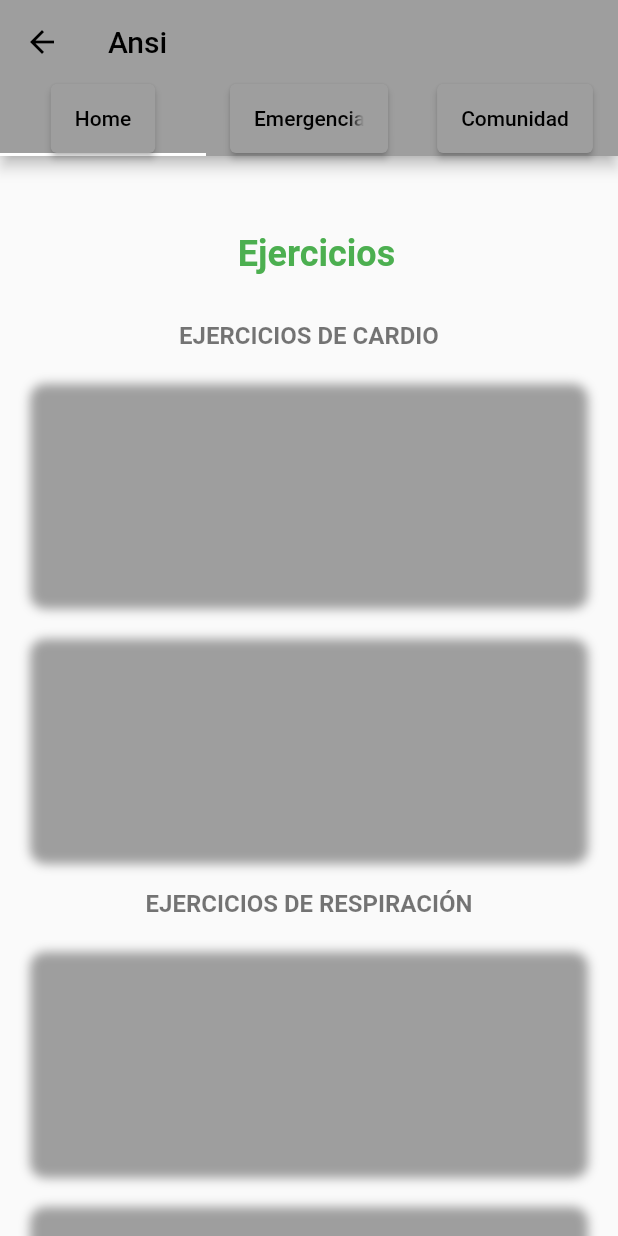
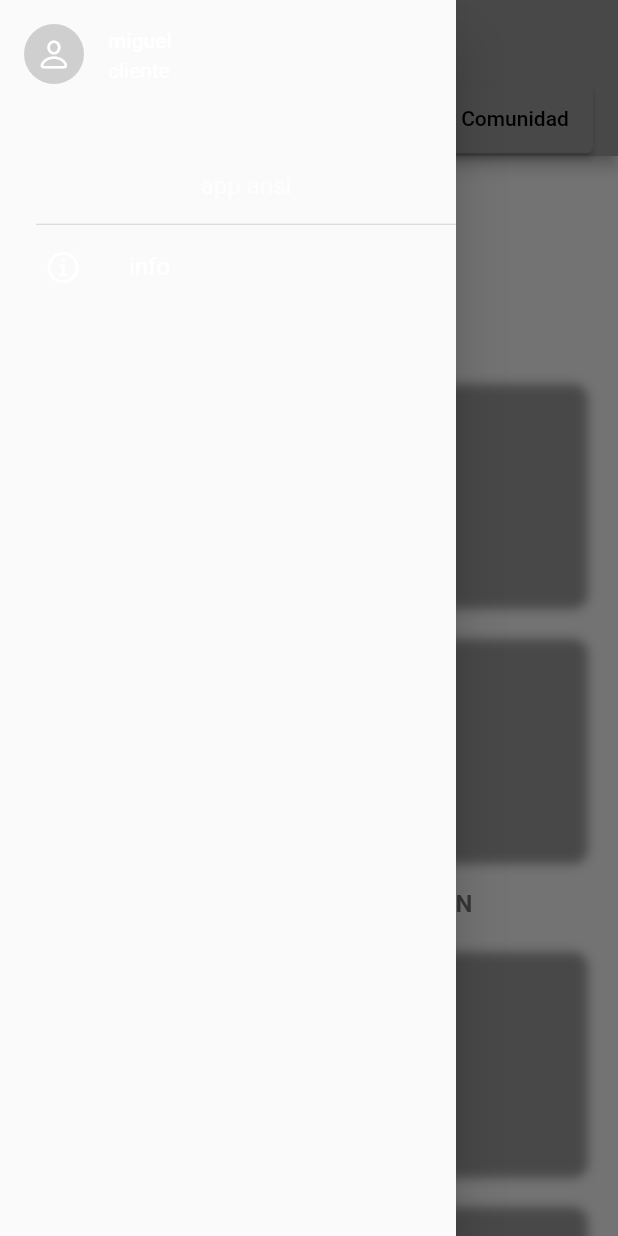
Before and after one commit to MiguelCallez/Ansi, a Flutter app: the home screen opened by its route, with the side drawer open (before the commit the screen has no drawer), on a phone screen of 412 x 824 dp. Run offline on Flutter 3.47's test engine with Material 2 defaults, Android fonts, the phone set to English and light mode, and no system bars; our stand-ins replace firebase_core, rive; accounts and stored records are empty.

Commit message:
commit actual

```diff
--- /dev/null
+++ b/lib/Ansi/barra/barraMenu.dart
@@ -0,0 +1,36 @@
+import 'package:flutter/cupertino.dart';
+import 'package:flutter/material.dart';
+import 'package:rive/rive.dart';
+
+
+class menu extends StatelessWidget {
+  const menu({
+    super.key,
+  });
+
+  @override
+  Widget build(BuildContext context) {
+    return Column(
+      children: [
+        Padding(
+          padding: const EdgeInsets.only(left: 24),
+          child: Divider(color: Color.fromARGB(59, 85, 85, 85),
+          height: 1,
+          ),
+        ),
+
+         Padding(
+          padding: const EdgeInsets.only(left: 14),
+          child: ListTile(
+          title: Text("info",
+          style: Theme.of(context).textTheme.titleMedium!.copyWith(
+          color: Colors.white)),
+          leading: Icon(CupertinoIcons.info,
+          color: Colors.white,
+          ),
+          ),
+        ),
+      ],
+    );
+  }
+}
--- a/lib/Ansi/barra/info.dart
+++ b/lib/Ansi/barra/info.dart
@@ -11,8 +11,9 @@ class infoavatar extends StatelessWidget {
   @override
   Widget build(BuildContext context) {
     return ListTile(
+
       leading: const CircleAvatar(
-        backgroundColor: Colors.white24,
+        backgroundColor: Color.fromARGB(59, 66, 66, 66),
         child: Icon(CupertinoIcons.person,
         color: Colors.white,
         ),
--- a/lib/Ansi/home.dart
+++ b/lib/Ansi/home.dart
@@ -1,8 +1,14 @@
+import 'package:ejercicio/Ansi/barra/barralateral.dart';
+import 'package:flutter/cupertino.dart';
 import 'package:flutter/material.dart';
 import 'package:flutter/src/widgets/framework.dart';
 import 'package:flutter/src/widgets/placeholder.dart';
 import 'package:ejercicio/Ansi/estres.dart';
 import 'package:ejercicio/Ansi/Emergencia.dart';
+import 'barra/barraMenu.dart';
+import 'barra/barralateral.dart';
+import 'barra/info.dart';
+
 class home extends StatefulWidget {
   const home({super.key});
 
@@ -18,7 +24,6 @@ class _hometState extends State<home> {
       child: Scaffold(
         appBar: AppBar(
           title: Text('Ansi'),
-
           bottom: TabBar(
             tabs: [
               Tab( child: ElevatedButton(
@@ -27,7 +32,7 @@ class _hometState extends State<home> {
                             Navigator.push(
                                 context,
                                 MaterialPageRoute(
-                                    builder: (context) => Emergencia()));
+                                    builder: (context) => home()));
                           }),
                           ),
 
@@ -50,12 +55,30 @@ class _hometState extends State<home> {
                             Navigator.push(
                                 context,
                                 MaterialPageRoute(
-                                    builder: (context) => Emergencia()));
+                                    builder: (context) => barra()));
                           }),
                           ),
             ],
           ),
         ),
+
+        drawer: Drawer(
+          child: Column(
+          children: [
+            const infoavatar(name:"miguel",
+            profession: "cliente",
+            ),
+            Padding(
+              padding: const EdgeInsets.only(left:24, top: 42,bottom: 16),
+              child: Text("app ansi",
+              style: Theme.of(context).textTheme.titleMedium!.copyWith(
+                color: Colors.white70)),
+            ),
+            menu()
+          ],
+        )
+        ),
+
         body: ListView(
 
           children: [
--- a/lib/main.dart
+++ b/lib/main.dart
@@ -1,5 +1,6 @@
 import 'package:ejercicio/Ansi/Emergencia.dart';
 import 'package:ejercicio/Ansi/Inicio.dart';
+import 'package:ejercicio/Ansi/barra/barralateral.dart';
 import 'package:ejercicio/Ansi/home.dart';
 import 'package:ejercicio/Ansi/registro.dart';
 import 'package:ejercicio/Ansi/estres.dart';
@@ -19,8 +20,9 @@ class MyApp extends StatelessWidget {
       theme: ThemeData(
         primarySwatch: Colors.grey,
       ),
+
       initialRoute: 'inicio',
-      routes: {'inicio': (_) => inicio(), 'registro': (_) => SignUpPage(),'home': (_) => home(),'Emergencia':(_) => Emergencia(),'estres':(_)=> estres(),'comunidad':(_)=> comunidad()},
+      routes: {'inicio': (_) => inicio(), 'registro': (_) => SignUpPage(),'home': (_) => home(),'Emergencia':(_) => Emergencia(),'estres':(_)=> estres(),'comunidad':(_)=> comunidad(),'barra': (_) => barra()},
     );
   }
 }
--- a/pubspec.yaml
+++ b/pubspec.yaml
@@ -35,6 +35,7 @@ dependencies:
   # The following adds the Cupertino Icons font to your application.
   # Use with the CupertinoIcons class for iOS style icons.
   cupertino_icons: ^1.0.2
+  firebase_core: ^2.3.0
   rive: ^0.9.1
   flutter_svg: ^1.1.6
 
```
Also changed, not shown: lib/Ansi/barra/barralateral.dart (+11 -7 lines), images/boton-de-informacion.png (renamed from iconos/boton-de-informacion.png), lib/firebase_options.dart, pubspec.lock, 3 other files.
